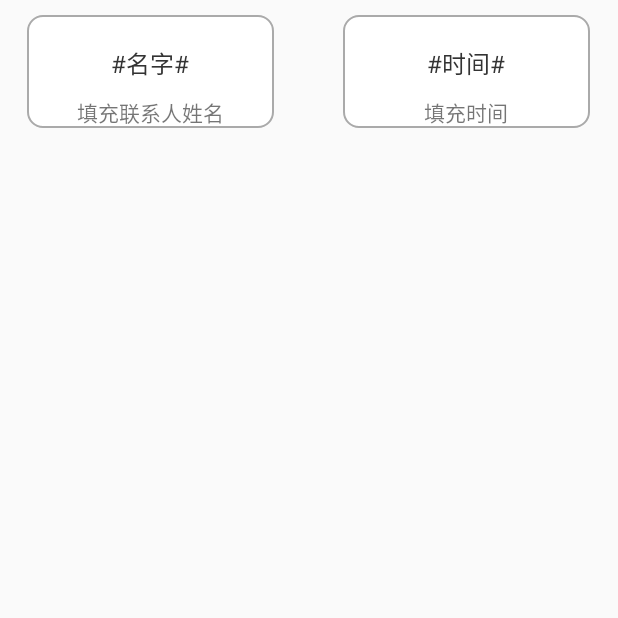
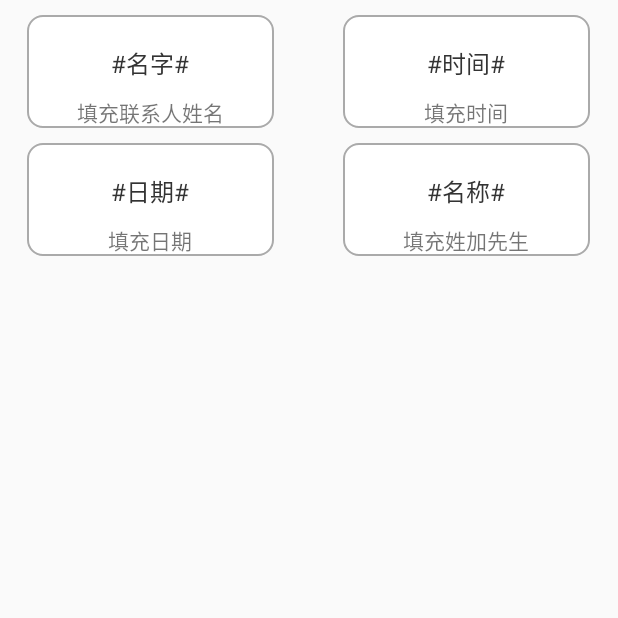
Before and after one commit to wangguang2112/MassSMS, an Android app: the fragment WordFragment shown on its own in the app's theme, on a phone screen of 412 x 824 dp, the top half of it. Run offline under Robolectric (Android 15) with nearby library versions, the phone set to English and light mode, and no system bars; libraries missing offline, so code that uses them is left out: com.tencent.bugly; 2 statements that could not run were skipped.

Commit message:
王广 完工

```diff
--- a/app/src/main/res/values/arrays.xml
+++ b/app/src/main/res/values/arrays.xml
@@ -8,9 +8,13 @@
     <string-array name="word_text">
         <item>"#名字#"</item>
         <item>"#时间#"</item>
+        <item>"#日期#"</item>
+        <item>"#名称#"</item>
     </string-array>
     <string-array name="word_description">
         <item>"填充联系人姓名"</item>
         <item>"填充时间"</item>
+        <item>"填充日期"</item>
+        <item>"填充姓加先生"</item>
     </string-array>
 </resources>
```
